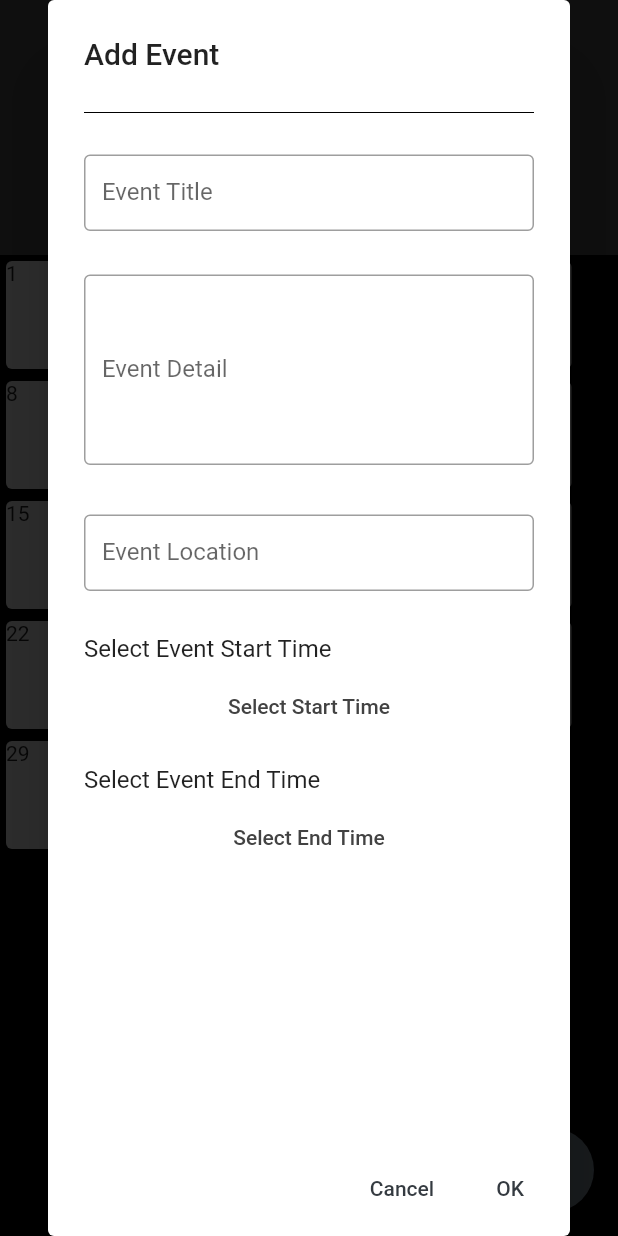
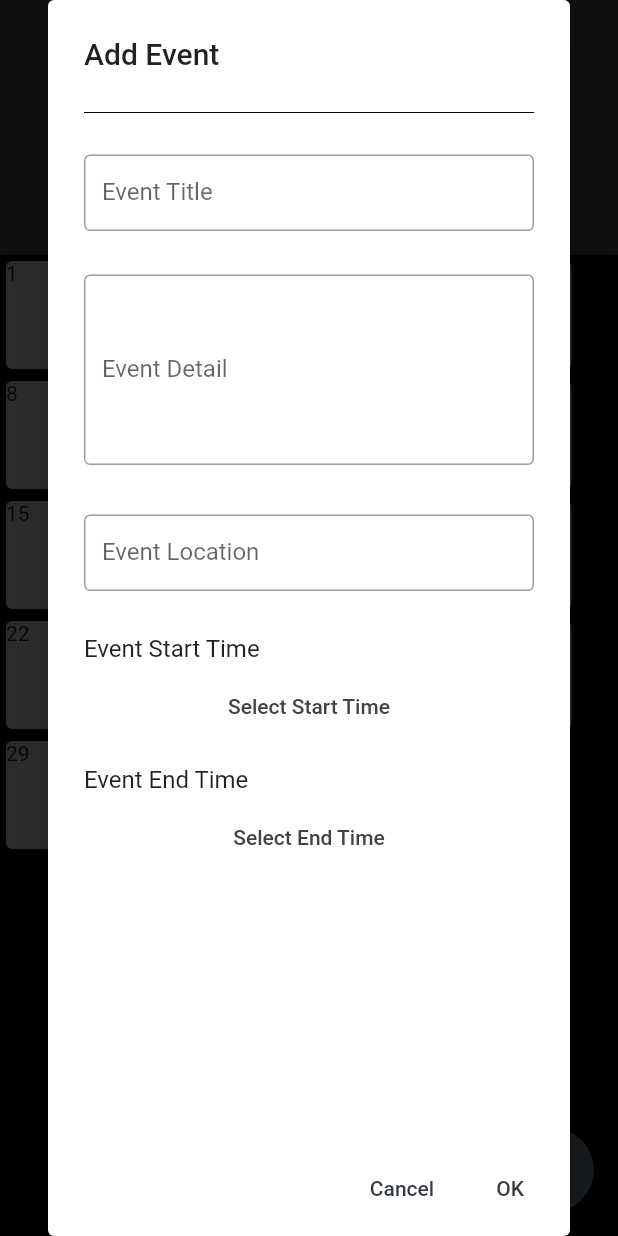
Before and after one commit to angelinetanvy/mycal, a Flutter app: the screen it shows after launch, after a tap on the "add" icon, on a phone screen of 412 x 824 dp. Run offline on Flutter 3.47's test engine with Material 2 defaults, Android fonts, the phone set to English and light mode, and no system bars; our stand-ins replace flutter_datetime_picker, universal_io.

Commit message:
change wording

```diff
--- a/lib/month.dart
+++ b/lib/month.dart
@@ -47,7 +47,7 @@ class _MonthPage extends State<MonthPage> {
         createTiles();
     }
 
-  Future<List> getEvents() async{
+    Future<List> getEvents() async{
     final params = {
       "date": "1974-03-20",
     };
--- a/lib/new_event.dart
+++ b/lib/new_event.dart
@@ -96,7 +96,7 @@ class _NewEventPage extends State<NewEventPage> {
         padding: const EdgeInsets.only(bottom:5),
         child: const Align(
             alignment: Alignment.topLeft,
-            child: Text("Select Event Start Time"),
+            child: Text("Event Start Time"),
         ),
     );
 
@@ -104,7 +104,7 @@ class _NewEventPage extends State<NewEventPage> {
         padding: const EdgeInsets.only(top:15,bottom:5),
         child: const Align(
             alignment: Alignment.topLeft,
-            child: Text("Select Event End Time"),
+            child: Text("Event End Time"),
         ),
     );
 
```
